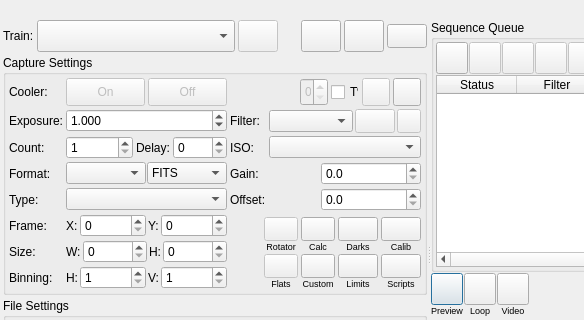
Old version of the form kstars/ekos/capture/camera.ui in the repository KMilhan/fgstars; both pictures show x 0 to 584 and y 0 to 320 of the 774 by 491 pixel window.
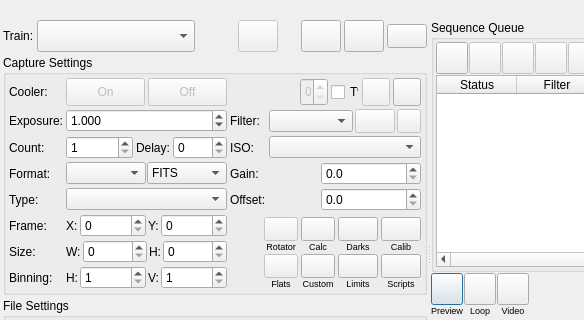
New version of the form. Icons and pictures are not drawn. Custom widgets are drawn as their Qt base class.

Commit message:
🎨 Fix UI layout stretching issues on large screens (1920x1080+)
- Setup Tab: Added a horizontal spacer next to the 'Profile' combobox in the manager to prevent it from unnecessarily expanding across the entire width of the panel.
- Capture Tab: Added a horizontal spacer next to the 'Optical Train' combobox to maintain a compact, native-looking size on wide displays rather than stretching horizontally.

Diff of the .ui file:
```diff
--- a/kstars/ekos/capture/camera.ui
+++ b/kstars/ekos/capture/camera.ui
@@ -76,7 +76,7 @@
          <item>
           <widget class="QComboBox" name="opticalTrainCombo">
            <property name="sizePolicy">
-            <sizepolicy hsizetype="MinimumExpanding" vsizetype="Fixed">
+            <sizepolicy hsizetype="Minimum" vsizetype="Fixed">
              <horstretch>0</horstretch>
              <verstretch>0</verstretch>
             </sizepolicy>
@@ -89,6 +89,19 @@
            </property>
           </widget>
          </item>
+         <item>
+          <spacer name="opticalTrainSpacer">
+           <property name="orientation">
+            <enum>Qt::Horizontal</enum>
+           </property>
+           <property name="sizeHint" stdset="0">
+            <size>
+             <width>40</width>
+             <height>20</height>
+            </size>
+           </property>
+          </spacer>
+         </item>
          <item>
           <widget class="QPushButton" name="trainB">
            <property name="enabled">
```
The commit also changes 1 other file.
